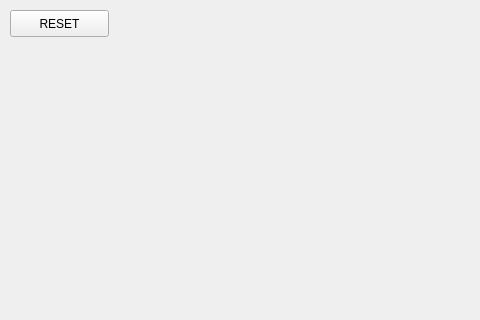
First picture: the form in ui/gamewindow.ui, repository tjakubo/apollo, before the edit; both pictures show x 0 to 480 and y 0 to 320 of the 1000 by 650 pixel window.
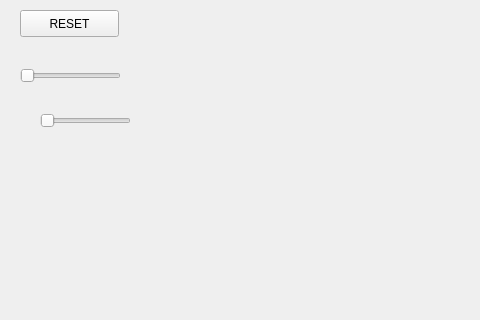
Second picture: the form after the edit.

Patch:
```diff
--- a/ui/gamewindow.ui
+++ b/ui/gamewindow.ui
@@ -28,7 +28,7 @@
   <widget class="QPushButton" name="pushButton">
    <property name="geometry">
     <rect>
-     <x>10</x>
+     <x>20</x>
      <y>10</y>
      <width>99</width>
      <height>27</height>
@@ -38,6 +38,32 @@
     <string>RESET</string>
    </property>
   </widget>
+  <widget class="QSlider" name="horizontalSlider">
+   <property name="geometry">
+    <rect>
+     <x>20</x>
+     <y>60</y>
+     <width>101</width>
+     <height>31</height>
+    </rect>
+   </property>
+   <property name="orientation">
+    <enum>Qt::Horizontal</enum>
+   </property>
+  </widget>
+  <widget class="QSlider" name="horizontalSlider_2">
+   <property name="geometry">
+    <rect>
+     <x>40</x>
+     <y>110</y>
+     <width>91</width>
+     <height>21</height>
+    </rect>
+   </property>
+   <property name="orientation">
+    <enum>Qt::Horizontal</enum>
+   </property>
+  </widget>
  </widget>
  <resources/>
  <connections/>
```
